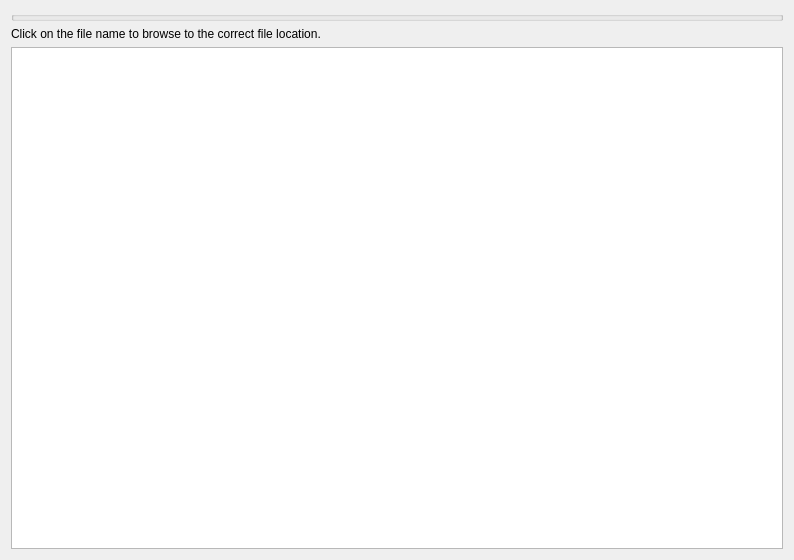
Qt form GUI_UIs/ui_dialog_manage_links.ui (ccbogel/QualCoder) before a commit.
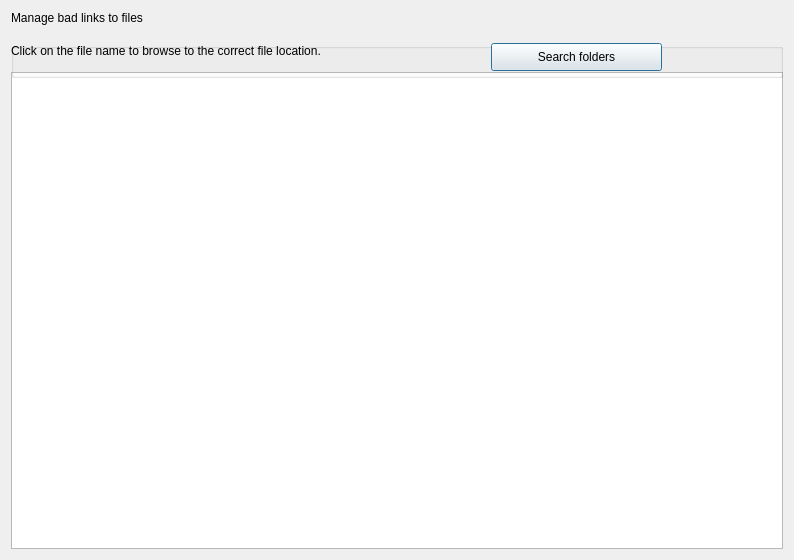
The same form after that commit.

Patch:
```diff
--- a/GUI_UIs/ui_dialog_manage_links.ui
+++ b/GUI_UIs/ui_dialog_manage_links.ui
@@ -17,12 +17,19 @@
    <item row="3" column="0">
     <widget class="QTableWidget" name="tableWidget"/>
    </item>
+   <item row="0" column="0">
+    <widget class="QLabel" name="label">
+     <property name="text">
+      <string>Manage bad links to files</string>
+     </property>
+    </widget>
+   </item>
    <item row="1" column="0">
     <widget class="QGroupBox" name="groupBox">
      <property name="minimumSize">
       <size>
        <width>0</width>
-       <height>10</height>
+       <height>35</height>
       </size>
      </property>
      <property name="maximumSize">
@@ -34,13 +41,35 @@
      <property name="title">
       <string/>
      </property>
-    </widget>
-   </item>
-   <item row="2" column="0">
-    <widget class="QLabel" name="label_1">
-     <property name="text">
-      <string>Click on the file name to browse to the correct file location.</string>
-     </property>
+     <widget class="QLabel" name="label_1">
+      <property name="geometry">
+       <rect>
+        <x>0</x>
+        <y>0</y>
+        <width>441</width>
+        <height>16</height>
+       </rect>
+      </property>
+      <property name="text">
+       <string>Click on the file name to browse to the correct file location.</string>
+      </property>
+     </widget>
+     <widget class="QPushButton" name="pushButton_search_folders">
+      <property name="geometry">
+       <rect>
+        <x>480</x>
+        <y>0</y>
+        <width>171</width>
+        <height>28</height>
+       </rect>
+      </property>
+      <property name="toolTip">
+       <string>&lt;html&gt;&lt;head/&gt;&lt;body&gt;&lt;p&gt;Automatic search through folders for the file&lt;/p&gt;&lt;/body&gt;&lt;/html&gt;</string>
+      </property>
+      <property name="text">
+       <string>Search folders</string>
+      </property>
+     </widget>
     </widget>
    </item>
   </layout>
```
